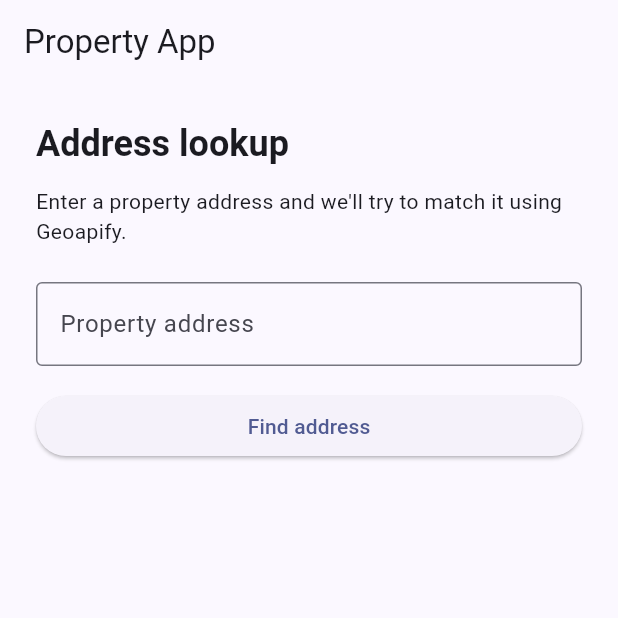
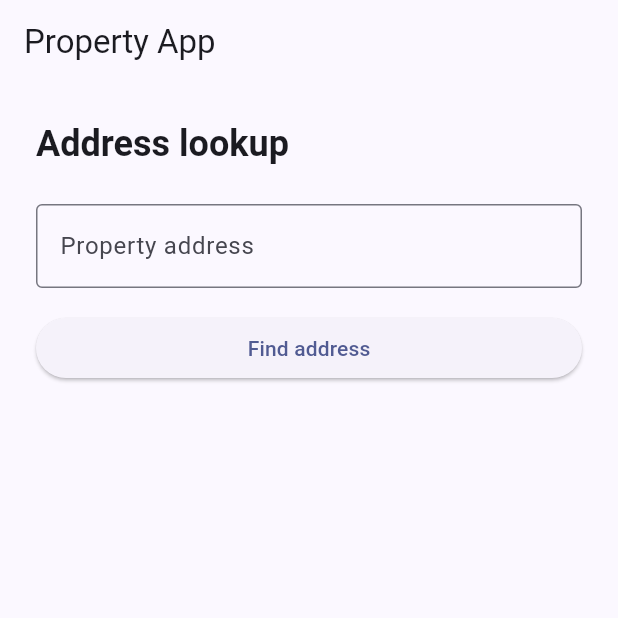
Before and after one commit to devmokari/property-app, a Flutter app: the screen it shows after launch, on a phone screen of 412 x 824 dp, the top half of it. Run offline on Flutter 3.47's test engine with Material 3 defaults, Android fonts, the phone set to English and light mode, and no system bars.

Commit message:
Update address_lookup_page.dart

```diff
--- a/lib/address_lookup/address_lookup_page.dart
+++ b/lib/address_lookup/address_lookup_page.dart
@@ -128,11 +128,6 @@ class _AddressLookupPageState extends State<AddressLookupPage> {
                 style: theme.textTheme.headlineSmall
                     ?.copyWith(fontWeight: FontWeight.w600),
               ),
-              const SizedBox(height: 12),
-              Text(
-                "Enter a property address and we'll try to match it using Geoapify.",
-                style: theme.textTheme.bodyMedium,
-              ),
               const SizedBox(height: 24),
               TextField(
                 controller: _addressController,
```
